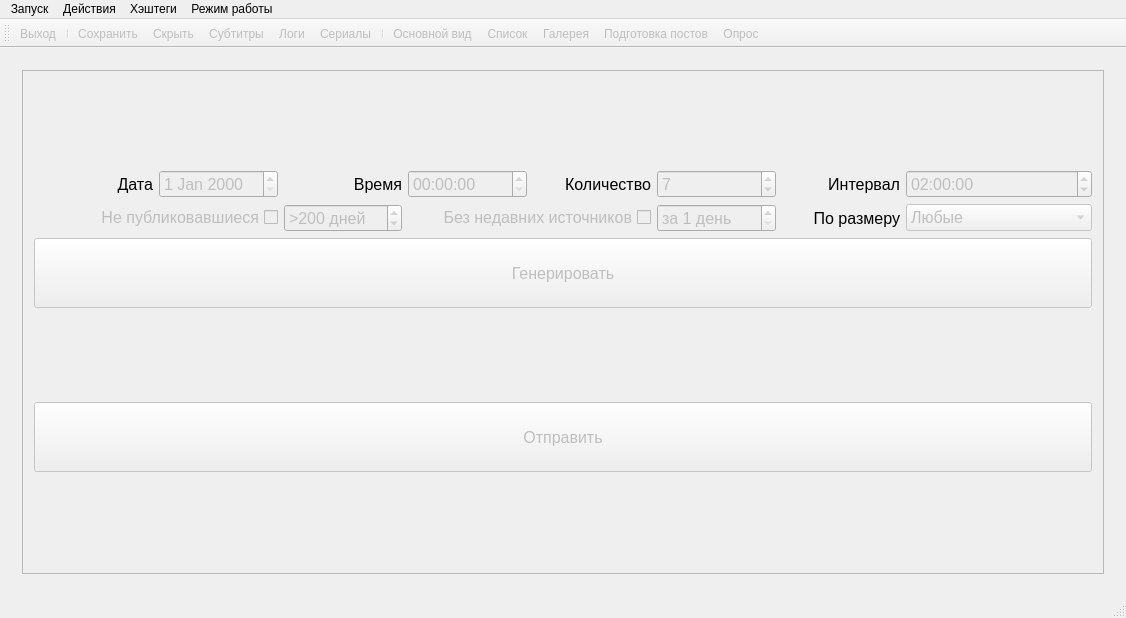
Old version of the form mainwindow.ui in the repository cool-palace/Screenshot-Manager.
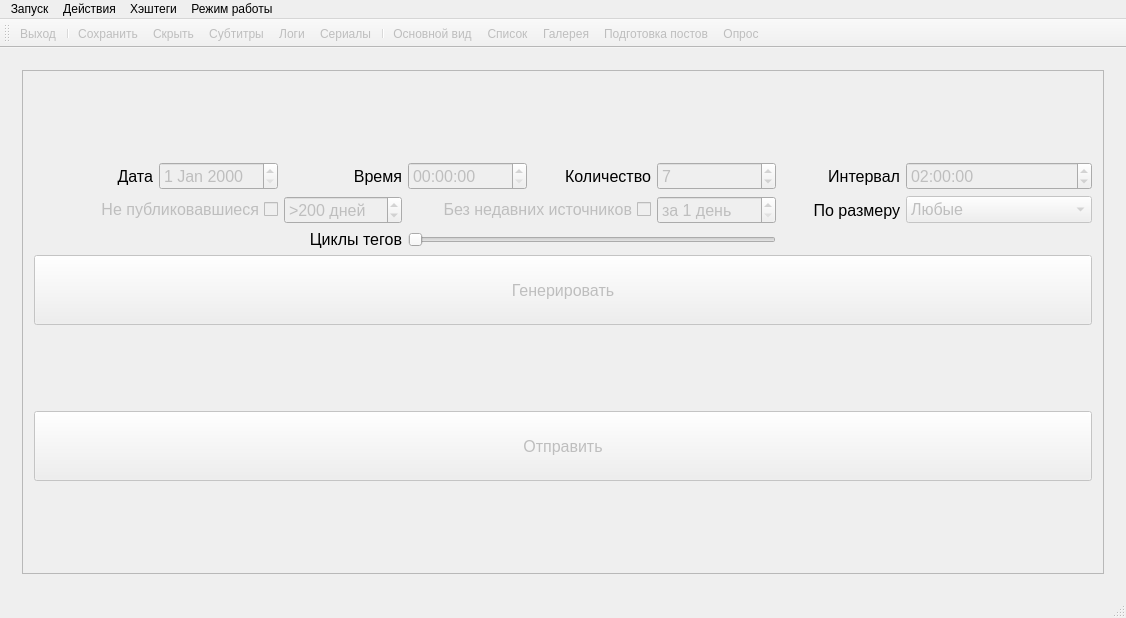
New version of the form. The open tabs and pages were chosen to show the change. Icons and pictures are not drawn.

Commit message: Added smart poll slider

The edit to the form file:
```diff
--- a/mainwindow.ui
+++ b/mainwindow.ui
@@ -600,7 +600,7 @@
              <x>0</x>
              <y>0</y>
              <width>1108</width>
-             <height>266</height>
+             <height>460</height>
             </rect>
            </property>
            <layout class="QGridLayout" name="gridLayout_7">
@@ -1026,6 +1026,34 @@
                 </property>
                </widget>
               </item>
+              <item row="5" column="3" colspan="3">
+               <widget class="QSlider" name="smart_poll_slider">
+                <property name="enabled">
+                 <bool>false</bool>
+                </property>
+                <property name="pageStep">
+                 <number>1</number>
+                </property>
+                <property name="orientation">
+                 <enum>Qt::Horizontal</enum>
+                </property>
+               </widget>
+              </item>
+              <item row="5" column="2">
+               <widget class="QLabel" name="label_cycles">
+                <property name="font">
+                 <font>
+                  <pointsize>12</pointsize>
+                 </font>
+                </property>
+                <property name="text">
+                 <string>Циклы тегов</string>
+                </property>
+                <property name="alignment">
+                 <set>Qt::AlignRight|Qt::AlignTrailing|Qt::AlignVCenter</set>
+                </property>
+               </widget>
+              </item>
              </layout>
             </item>
            </layout>
```
Left out of the diff: 38 changed lines with no effect on the pictures. The commit also changes 2 other files.
